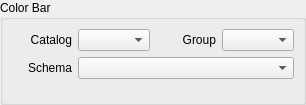
This is src/terralib/qt/widgets/colorbar/ui/ColorCatalogWidgetForm.ui in claudiobogossian/terralib5 as Qt 5 draws it before an edit. The edited form follows.
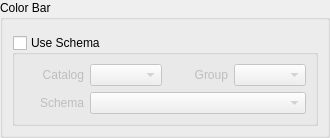
This is the edited form.

Commit message: color bar enhancements

The edit to the form file:
```diff
--- a/src/terralib/qt/widgets/colorbar/ui/ColorCatalogWidgetForm.ui
+++ b/src/terralib/qt/widgets/colorbar/ui/ColorCatalogWidgetForm.ui
@@ -6,14 +6,14 @@
    <rect>
     <x>0</x>
     <y>0</y>
-    <width>306</width>
-    <height>105</height>
+    <width>324</width>
+    <height>136</height>
    </rect>
   </property>
   <property name="windowTitle">
    <string>Form</string>
   </property>
-  <layout class="QGridLayout" name="gridLayout_7">
+  <layout class="QGridLayout" name="gridLayout_9">
    <property name="margin">
     <number>0</number>
    </property>
@@ -27,6 +27,24 @@
      </property>
      <layout class="QGridLayout" name="gridLayout_8">
       <item row="0" column="0">
+       <layout class="QGridLayout" name="gridLayout_7">
+        <item row="0" column="0">
+         <widget class="QWidget" name="m_widget" native="true"/>
+        </item>
+        <item row="1" column="0">
+         <widget class="QGroupBox" name="m_catalogGroupBox">
+          <property name="title">
+           <string>Use Schema</string>
+          </property>
+          <property name="flat">
+           <bool>true</bool>
+          </property>
+          <property name="checkable">
+           <bool>true</bool>
+          </property>
+          <property name="checked">
+           <bool>false</bool>
+          </property>
        <layout class="QGridLayout" name="gridLayout_6">
         <item row="0" column="0">
          <layout class="QGridLayout" name="gridLayout_5">
@@ -126,8 +144,8 @@
           </item>
          </layout>
         </item>
-        <item row="1" column="0">
-         <widget class="QWidget" name="m_widget" native="true"/>
+          </layout>
+         </widget>
         </item>
        </layout>
       </item>
```
Lines whose indentation alone changed are shown as unchanged. The commit also changes 3 other files.
